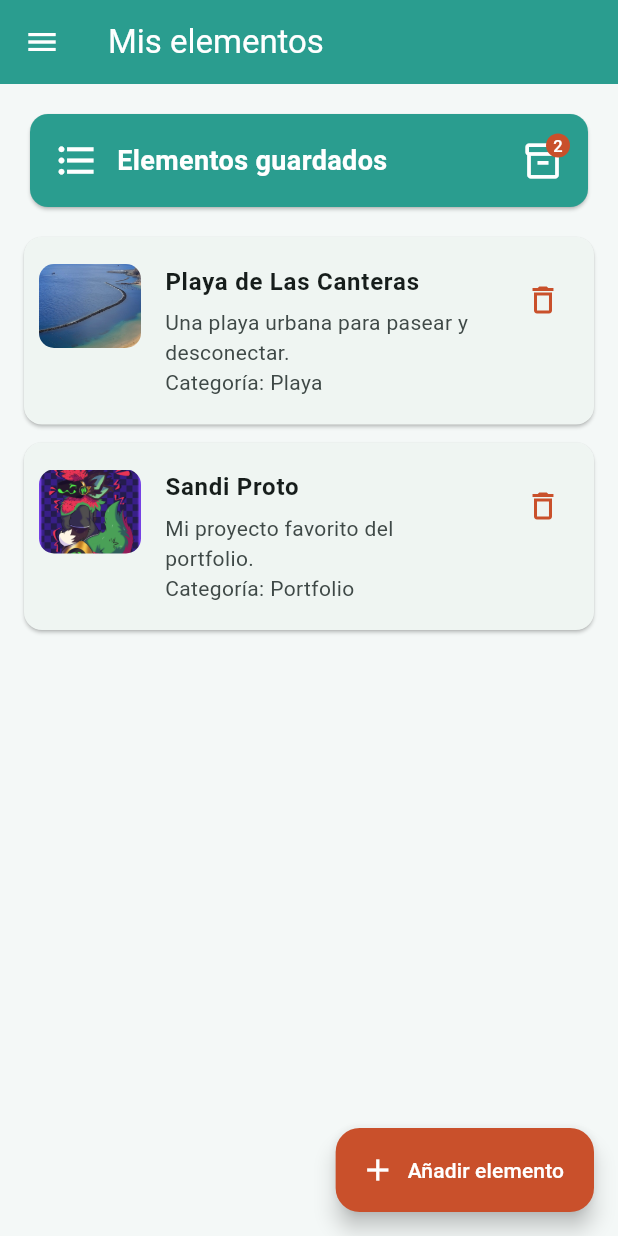
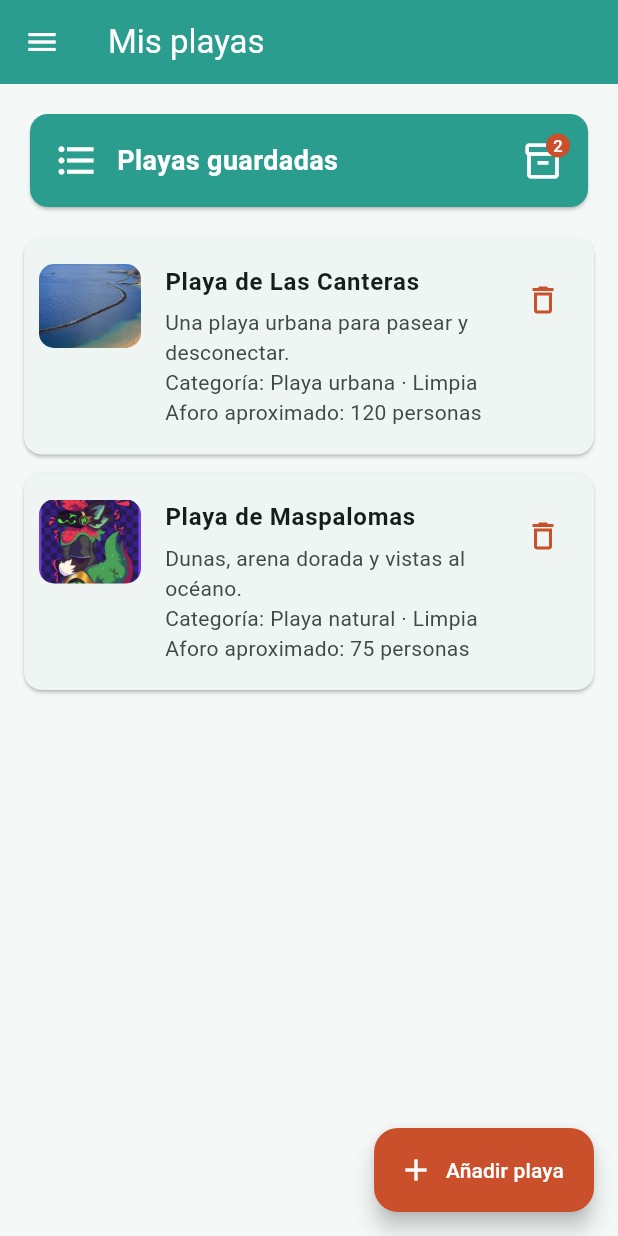
Before and after one commit to Catsandi06/PGL-P2-MyPortfolio, a Flutter app: the ItemsPage screen opened by its route, on a phone screen of 412 x 824 dp. Run offline on Flutter 3.47's test engine with Material 3 defaults, Android fonts, the light colour scheme and no system bars; our stand-ins replace go_router, qr_flutter; network calls fail.

Commit message:
feat: expand beach CRUD fields

```diff
--- a/lib/pages/items_page.dart
+++ b/lib/pages/items_page.dart
@@ -2,25 +2,31 @@ import 'package:flutter/material.dart';
 
 import '../widgets/app_drawer.dart';
 
-/// Categorías disponibles para clasificar cada elemento de la lista.
-const itemCategories = <String>[
-  'Playa',
-  'Naturaleza',
-  'Portfolio',
-  'Otro',
+/// Categorías disponibles para clasificar cada playa.
+const beachCategories = <String>[
+  'Playa urbana',
+  'Playa natural',
+  'Playa familiar',
+  'Playa deportiva',
 ];
 
-/// Modelo inmutable que representa un elemento creado desde el formulario.
-class ListItem {
-  const ListItem({
+/// Modelo inmutable que representa una playa creada desde el formulario.
+class Beach {
+  const Beach({
     required this.name,
     required this.description,
     required this.category,
+    required this.imageUrl,
+    required this.isClean,
+    required this.approximatePeople,
   });
 
   final String name;
   final String description;
   final String category;
+  final String imageUrl;
+  final bool isClean;
+  final int approximatePeople;
 }
 
 class ItemsPage extends StatefulWidget {
@@ -35,48 +41,53 @@ class _ItemsPageState extends State<ItemsPage> {
   static const _orange = Color(0xFFC9502B);
   static const _surface = Color(0xFFF4F8F7);
 
-  // La lista vive en el estado para que setState actualice la interfaz
-  // automáticamente después de crear o borrar un elemento.
-  final List<ListItem> _items = [
-    const ListItem(
+  // La lista vive en el estado para que setState actualice la interfaz.
+  final List<Beach> _beaches = [
+    const Beach(
       name: 'Playa de Las Canteras',
       description: 'Una playa urbana para pasear y desconectar.',
-      category: 'Playa',
+      category: 'Playa urbana',
+      imageUrl: '',
+      isClean: true,
+      approximatePeople: 120,
     ),
-    const ListItem(
-      name: 'Sandi Proto',
-      description: 'Mi proyecto favorito del portfolio.',
-      category: 'Portfolio',
+    const Beach(
+      name: 'Playa de Maspalomas',
+      description: 'Dunas, arena dorada y vistas al océano.',
+      category: 'Playa natural',
+      imageUrl: '',
+      isClean: true,
+      approximatePeople: 75,
     ),
   ];
 
-  String _imageForCategory(String category) => switch (category) {
-    'Playa' || 'Naturaleza' => 'assets/images/home_bg.jpg',
+  String _fallbackImageForCategory(String category) => switch (category) {
+    'Playa urbana' || 'Playa familiar' => 'assets/images/home_bg.jpg',
     _ => 'assets/images/Sandi_proto.jpg',
   };
 
-  Future<void> _showAddItemDialog() async {
-    // showDialog devuelve el objeto que el formulario pasa a Navigator.pop.
-    final newItem = await showDialog<ListItem>(
+  Future<void> _showAddBeachDialog() async {
+    // showDialog devuelve la playa que el formulario pasa a Navigator.pop.
+    final newBeach = await showDialog<Beach>(
       context: context,
-      builder: (context) => const _AddItemDialog(),
+      builder: (context) => const _AddBeachDialog(),
     );
 
-    if (!mounted || newItem == null) {
+    if (!mounted || newBeach == null) {
       return;
     }
 
-    setState(() => _items.add(newItem));
+    setState(() => _beaches.add(newBeach));
     ScaffoldMessenger.of(context).showSnackBar(
-      SnackBar(content: Text('«${newItem.name}» añadido a la lista')),
+      SnackBar(content: Text('«${newBeach.name}» añadida a la lista')),
     );
   }
 
-  void _deleteItem(int index) {
-    final deletedItem = _items[index];
-    setState(() => _items.removeAt(index));
+  void _deleteBeach(int index) {
+    final deletedBeach = _beaches[index];
+    setState(() => _beaches.removeAt(index));
     ScaffoldMessenger.of(context).showSnackBar(
-      SnackBar(content: Text('«${deletedItem.name}» eliminado')),
+      SnackBar(content: Text('«${deletedBeach.name}» eliminada')),
     );
   }
 
@@ -93,7 +104,7 @@ class _ItemsPageState extends State<ItemsPage> {
             tooltip: 'Abrir menú',
           ),
         ),
-        title: const Text('Mis elementos'),
+        title: const Text('Mis playas'),
         backgroundColor: _teal,
         foregroundColor: Colors.white,
       ),
@@ -116,7 +127,7 @@ class _ItemsPageState extends State<ItemsPage> {
                       const SizedBox(width: 12),
                       const Expanded(
                         child: Text(
-                          'Elementos guardados',
+                          'Playas guardadas',
                           style: TextStyle(
                             color: Colors.white,
                             fontSize: 18,
@@ -126,7 +137,7 @@ class _ItemsPageState extends State<ItemsPage> {
                       ),
                       // Este marcador siempre refleja la longitud actual.
                       Badge(
-                        label: Text('${_items.length}'),
+                        label: Text('${_beaches.length}'),
                         backgroundColor: _orange,
                         textColor: Colors.white,
                         child: const Icon(
@@ -141,13 +152,13 @@ class _ItemsPageState extends State<ItemsPage> {
               ),
             ),
             Expanded(
-              child: _items.isEmpty
-                  ? const _EmptyItemsMessage()
+              child: _beaches.isEmpty
+                  ? const _EmptyBeachesMessage()
                   : ListView.builder(
                       padding: const EdgeInsets.fromLTRB(16, 8, 16, 96),
-                      itemCount: _items.length,
+                      itemCount: _beaches.length,
                       itemBuilder: (context, index) {
-                        final item = _items[index];
+                        final beach = _beaches[index];
                         return Card(
                           margin: const EdgeInsets.only(bottom: 12),
                           clipBehavior: Clip.antiAlias,
@@ -155,15 +166,31 @@ class _ItemsPageState extends State<ItemsPage> {
                             contentPadding: const EdgeInsets.all(10),
                             leading: ClipRRect(
                               borderRadius: BorderRadius.circular(10),
-                              child: Image.asset(
-                                _imageForCategory(item.category),
-                                width: 68,
-                                height: 68,
-                                fit: BoxFit.cover,
+                              child: beach.imageUrl.isEmpty
+                                  ? Image.asset(
+                                      _fallbackImageForCategory(beach.category),
+                                      width: 68,
+                                      height: 68,
+                                      fit: BoxFit.cover,
+                                    )
+                                  : Image.network(
+                                      beach.imageUrl,
+                                      width: 68,
+                                      height: 68,
+                                      fit: BoxFit.cover,
+                                      errorBuilder: (context, error, stackTrace) =>
+                                          Image.asset(
+                                        _fallbackImageForCategory(
+                                          beach.category,
+                                        ),
+                                        width: 68,
+                                        height: 68,
+                                        fit: BoxFit.cover,
+                                      ),
                               ),
                             ),
                             title: Text(
-                              item.name,
+                              beach.name,
                               style: const TextStyle(
                                 fontWeight: FontWeight.bold,
                               ),
@@ -171,13 +198,16 @@ class _ItemsPageState extends State<ItemsPage> {
                             subtitle: Padding(
                               padding: const EdgeInsets.only(top: 5),
                               child: Text(
-                                '${item.description}\nCategoría: ${item.category}',
+                                '${beach.description}\n'
+                                'Categoría: ${beach.category} · '
+                                '${beach.isClean ? 'Limpia' : 'Pendiente de limpieza'}\n'
+                                'Aforo aproximado: ${beach.approximatePeople} personas',
                               ),
                             ),
                             isThreeLine: true,
                             trailing: IconButton(
-                              onPressed: () => _deleteItem(index),
-                              tooltip: 'Borrar ${item.name}',
+                              onPressed: () => _deleteBeach(index),
+                              tooltip: 'Borrar ${beach.name}',
                               color: _orange,
                               icon: const Icon(Icons.delete_outline),
                             ),
@@ -190,18 +220,18 @@ class _ItemsPageState extends State<ItemsPage> {
         ),
       ),
       floatingActionButton: FloatingActionButton.extended(
-        onPressed: _showAddItemDialog,
+        onPressed: _showAddBeachDialog,
         backgroundColor: _orange,
         foregroundColor: Colors.white,
         icon: const Icon(Icons.add),
-        label: const Text('Añadir elemento'),
+        label: const Text('Añadir playa'),
       ),
     );
   }
 }
 
-class _EmptyItemsMessage extends StatelessWidget {
-  const _EmptyItemsMessage();
+class _EmptyBeachesMessage extends StatelessWidget {
+  const _EmptyBeachesMessage();
 
   @override
   Widget build(BuildContext context) {
@@ -218,7 +248,7 @@ class _EmptyItemsMessage extends StatelessWidget {
             ),
             const SizedBox(height: 12),
             const Text(
-              'No hay elementos todavía.\nPulsa «Añadir elemento» para crear uno.',
+              'No hay playas todavía.\nPulsa «Añadir playa» para crear una.',
               textAlign: TextAlign.center,
             ),
           ],
@@ -228,23 +258,28 @@ class _EmptyItemsMessage extends StatelessWidget {
   }
 }
 
-class _AddItemDialog extends StatefulWidget {
-  const _AddItemDialog();
+class _AddBeachDialog extends StatefulWidget {
+  const _AddBeachDialog();
 
   @override
-  State<_AddItemDialog> createState() => _AddItemDialogState();
+  State<_AddBeachDialog> createState() => _AddBeachDialogState();
 }
 
-class _AddItemDialogState extends State<_AddItemDialog> {
+class _AddBeachDialogState extends State<_AddBeachDialog> {
   final _formKey = GlobalKey<FormState>();
   final _nameController = TextEditingController();
   final _descriptionController = TextEditingController();
-  String _category = itemCategories.first;
+  final _imageUrlController = TextEditingController();
+  final _peopleController = TextEditingController(text: '0');
+  String _category = beachCategories.first;
+  bool _isClean = true;
 
   @override
   void dispose() {
     _nameController.dispose();
     _descriptionController.dispose();
+    _imageUrlController.dispose();
+    _peopleController.dispose();
     super.dispose();
   }
 
@@ -254,10 +289,13 @@ class _AddItemDialogState extends State<_AddItemDialog> {
     }
 
     Navigator.of(context).pop(
-      ListItem(
+      Beach(
         name: _nameController.text.trim(),
         description: _descriptionController.text.trim(),
         category: _category,
+        imageUrl: _imageUrlController.text.trim(),
+        isClean: _isClean,
+        approximatePeople: int.parse(_peopleController.text.trim()),
       ),
     );
   }
@@ -265,7 +303,7 @@ class _AddItemDialogState extends State<_AddItemDialog> {
   @override
   Widget build(BuildContext context) {
     return AlertDialog(
-      title: const Text('Añadir elemento'),
+      title: const Text('Añadir playa'),
       content: Form(
         key: _formKey,
         child: SingleChildScrollView(
@@ -305,7 +343,7 @@ class _AddItemDialogState extends State<_AddItemDialog> {
                   labelText: 'Categoría',
                   prefixIcon: Icon(Icons.category_outlined),
                 ),
-                items: itemCategories
+                items: beachCategories
                     .map(
                       (category) => DropdownMenuItem(
                         value: category,
@@ -318,6 +356,49 @@ class _AddItemDialogState extends State<_AddItemDialog> {
                     setState(() => _category = value);
                   }
                 },
+              ),
+              const SizedBox(height: 12),
+              TextFormField(
+                controller: _imageUrlController,
+                keyboardType: TextInputType.url,
+                decoration: const InputDecoration(
+                  labelText: 'URL de imagen (opcional)',
+                  hintText: 'https://ejemplo.com/playa.jpg',
+                  prefixIcon: Icon(Icons.image_outlined),
+                ),
+                validator: (value) {
+                  final url = value?.trim() ?? '';
+                  if (url.isNotEmpty &&
+                      !url.startsWith('https://')) {
+                    return 'La URL debe comenzar por https://';
+                  }
+                  return null;
+                },
+              ),
+              const SizedBox(height: 12),
+              TextFormField(
+                controller: _peopleController,
+                keyboardType: TextInputType.number,
+                decoration: const InputDecoration(
+                  labelText: 'Personas aproximadas',
+                  prefixIcon: Icon(Icons.people_outline),
+                ),
+                validator: (value) {
+                  final people = int.tryParse(value?.trim() ?? '');
+                  if (people == null || people < 0) {
+                    return 'Indica un número igual o mayor que 0';
+                  }
+                  return null;
+                },
+              ),
+              CheckboxListTile(
+                contentPadding: EdgeInsets.zero,
+                title: const Text('La playa está limpia'),
+                value: _isClean,
+                onChanged: (value) {
+                  setState(() => _isClean = value ?? false);
+                },
+                controlAffinity: ListTileControlAffinity.leading,
               ),
             ],
           ),
--- a/pubspec.yaml
+++ b/pubspec.yaml
@@ -16,7 +16,7 @@ publish_to: 'none' # Remove this line if you wish to publish to pub.dev
 # https://developer.apple.com/library/archive/documentation/General/Reference/InfoPlistKeyReference/Articles/CoreFoundationKeys.html
 # In Windows, build-name is used as the major, minor, and patch parts
 # of the product and file versions while build-number is used as the build suffix.
-version: 1.1.0+2
+version: 1.1.1+3
 
 environment:
   sdk: ^3.13.5
```
Also changed, not shown: 1 other file.
